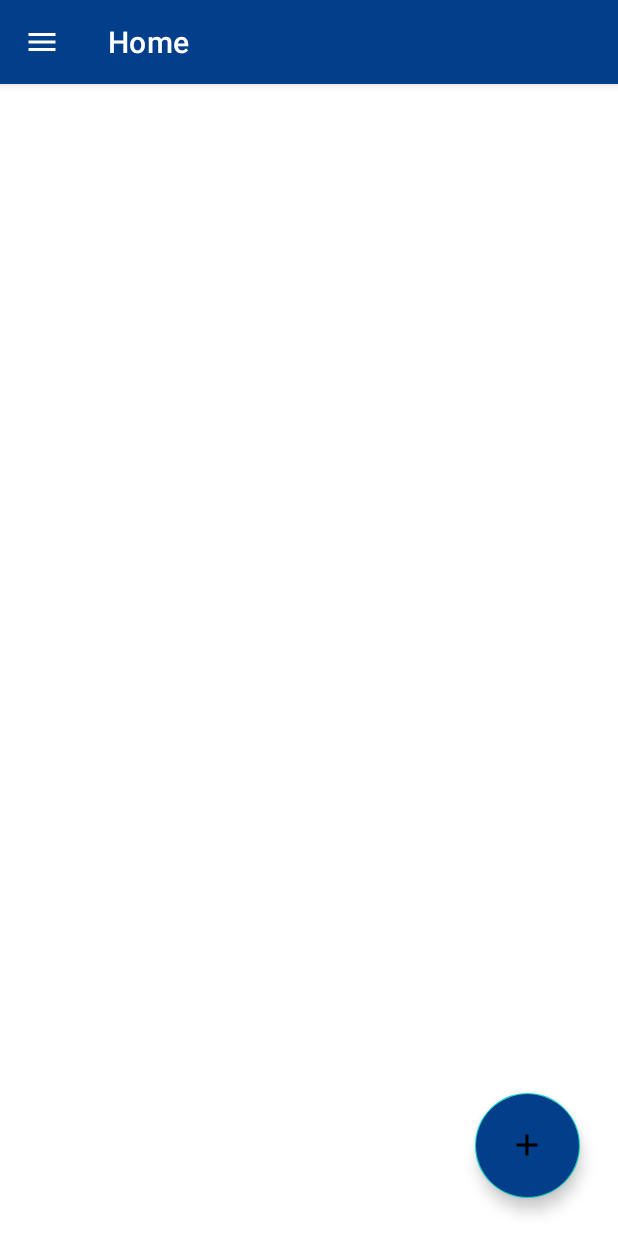
After one commit to AbrahamLCodes/PasswordManager, an Android app: the HomeScreen screen opened directly, with no data from a screen before it, on a phone screen of 412 x 824 dp. The commit adds this screen. Run offline under Robolectric (Android 15) with nearby library versions, the phone set to English and light mode, and no system bars.

Commit message:
home screen UI/UX

```diff
--- a/app/src/main/AndroidManifest.xml
+++ b/app/src/main/AndroidManifest.xml
@@ -9,7 +9,8 @@
         android:roundIcon="@mipmap/ic_launcher_round"
         android:supportsRtl="true"
         android:theme="@style/Theme.PasswordManager">
-        <activity android:name=".MainActivity">
+        <activity android:name=".Activitys.HomeScreen"></activity>
+        <activity android:name=".Activitys.MainActivity">
             <intent-filter>
                 <action android:name="android.intent.action.MAIN" />
 
--- /dev/null
+++ b/app/src/main/java/portafolio/apps/passwordmanager/Activitys/HomeScreen.kt
@@ -0,0 +1,13 @@
+package portafolio.apps.passwordmanager.Activitys
+
+import androidx.appcompat.app.AppCompatActivity
+import android.os.Bundle
+import portafolio.apps.passwordmanager.R
+
+class HomeScreen : AppCompatActivity() {
+    override fun onCreate(savedInstanceState: Bundle?) {
+        super.onCreate(savedInstanceState)
+        setContentView(R.layout.activity_home_screen)
+
+    }
+}
--- /dev/null
+++ b/app/src/main/res/drawable/ic_add_24px.xml
@@ -0,0 +1,9 @@
+<vector xmlns:android="http://schemas.android.com/apk/res/android"
+    android:width="24dp"
+    android:height="24dp"
+    android:viewportWidth="24"
+    android:viewportHeight="24">
+  <path
+      android:fillColor="@color/white"
+      android:pathData="M19,13h-6v6h-2v-6H5v-2h6V5h2v6h6v2z"/>
+</vector>
--- /dev/null
+++ b/app/src/main/res/drawable/ic_menu_24px.xml
@@ -0,0 +1,9 @@
+<vector xmlns:android="http://schemas.android.com/apk/res/android"
+    android:width="24dp"
+    android:height="24dp"
+    android:viewportWidth="24"
+    android:viewportHeight="24">
+  <path
+      android:fillColor="@color/white"
+      android:pathData="M3,18h18v-2L3,16v2zM3,13h18v-2L3,11v2zM3,6v2h18L21,6L3,6z"/>
+</vector>
--- /dev/null
+++ b/app/src/main/res/layout/activity_home_screen.xml
@@ -0,0 +1,46 @@
+<?xml version="1.0" encoding="utf-8"?>
+<LinearLayout xmlns:android="http://schemas.android.com/apk/res/android"
+    xmlns:app="http://schemas.android.com/apk/res-auto"
+    xmlns:tools="http://schemas.android.com/tools"
+    android:layout_width="match_parent"
+    android:layout_height="match_parent"
+    android:background="@color/white"
+    android:backgroundTint="@color/white"
+    android:backgroundTintMode="add"
+    android:orientation="vertical"
+    tools:context=".Activitys.HomeScreen">
+
+    <com.google.android.material.appbar.AppBarLayout
+        android:layout_width="match_parent"
+        android:layout_height="56dp"
+
+        android:backgroundTint="#023E8A">
+
+        <com.google.android.material.appbar.MaterialToolbar
+            android:layout_width="match_parent"
+            android:layout_height="match_parent"
+            android:backgroundTint="#FFFFFF"
+            app:navigationIcon="@drawable/ic_menu_24px"
+            app:title="Home"
+            app:titleTextColor="@color/white" />
+    </com.google.android.material.appbar.AppBarLayout>
+
+    <LinearLayout
+        android:layout_width="match_parent"
+        android:layout_height="match_parent"
+        android:gravity="bottom"
+        android:orientation="vertical">
+
+        <com.google.android.material.floatingactionbutton.FloatingActionButton
+            android:id="@+id/floating_action_button"
+            android:layout_width="wrap_content"
+            android:layout_height="wrap_content"
+            android:layout_gravity="right"
+            android:layout_marginVertical="25dp"
+            android:layout_marginHorizontal="25dp"
+            app:fabCustomSize="70dp"
+            android:backgroundTint="#023E8A"
+            android:contentDescription="hola"
+            app:srcCompat="@drawable/ic_add_24px" />
+    </LinearLayout>
+</LinearLayout>
--- a/app/src/main/res/layout/activity_main.xml
+++ b/app/src/main/res/layout/activity_main.xml
@@ -4,11 +4,11 @@
     xmlns:tools="http://schemas.android.com/tools"
     android:layout_width="match_parent"
     android:layout_height="match_parent"
-    android:background="@drawable/background"
+    android:background="@drawable/backgroundimage"
     android:gravity="center"
     android:orientation="vertical"
     android:weightSum="1"
-    tools:context=".MainActivity">
+    tools:context=".Activitys.MainActivity">
 
     <LinearLayout
         android:layout_width="match_parent"
--- /dev/null
+++ b/app/src/main/res/menu/top_bar.xml
@@ -0,0 +1,4 @@
+<?xml version="1.0" encoding="utf-8"?>
+<menu xmlns:android="http://schemas.android.com/apk/res/android">
+
+</menu>
```
Also changed, not shown: app/src/main/java/portafolio/apps/passwordmanager/Activitys/MainActivity.kt (renamed from app/src/main/java/portafolio/apps/passwordmanager/MainActivity.kt, +8 -2 lines), app/src/main/res/drawable/backgroundimage.xml (added, +36 -0 lines), app/src/main/res/drawable-hdpi/bienvendiotxt.png, app/src/main/res/drawable-ldpi/bienvendiotxt.png, app/src/main/res/drawable-mdpi/bienvendiotxt.png, app/src/main/res/drawable-xhdpi/bienvendiotxt.png, app/src/main/res/drawable-xxhdpi/bienvendiotxt.png, app/src/main/res/drawable-xxxhdpi/bienvendiotxt.png.
